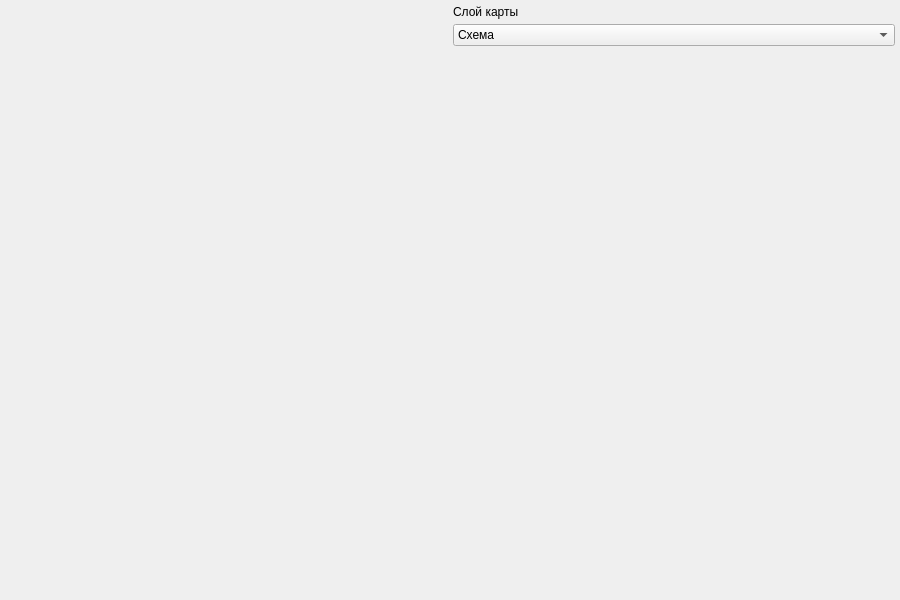
KirillCodeCreator/MapApiYandex, file main.ui: the form before one commit.
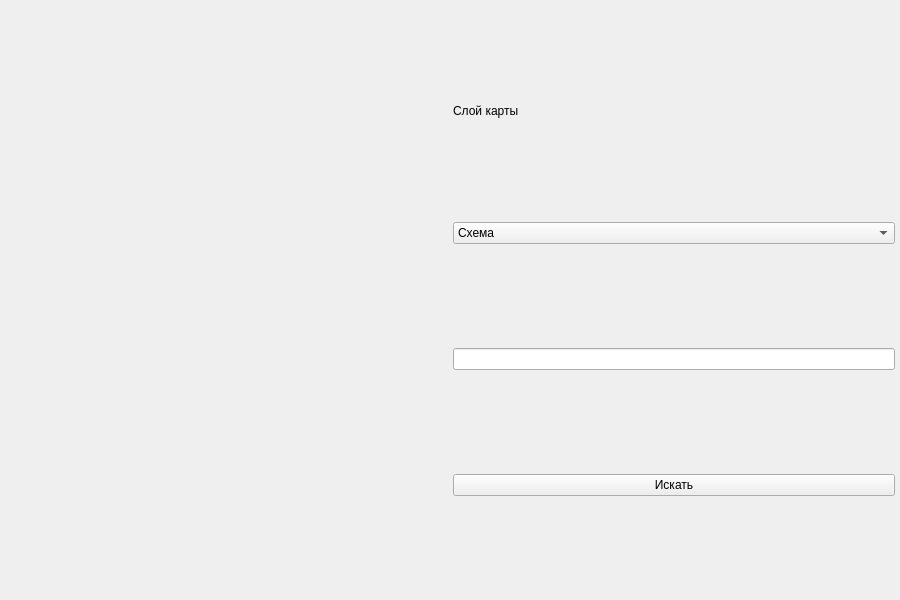
The form after the commit.

The edit to the form file:
```diff
--- a/main.ui
+++ b/main.ui
@@ -62,7 +62,7 @@
      </widget>
     </item>
     <item>
-     <layout class="QVBoxLayout" name="options_layout" stretch="0,0,0">
+     <layout class="QVBoxLayout" name="options_layout" stretch="0,0,0,0,0,0,0">
       <property name="spacing">
        <number>5</number>
       </property>
@@ -80,9 +80,6 @@
         <property name="text">
          <string>Слой карты</string>
         </property>
-        <property name="alignment">
-         <set>Qt::AlignLeading|Qt::AlignLeft|Qt::AlignTop</set>
-        </property>
        </widget>
       </item>
       <item>
@@ -114,17 +111,27 @@
        </widget>
       </item>
       <item>
-       <spacer name="verticalSpacer">
-        <property name="orientation">
-         <enum>Qt::Vertical</enum>
+       <widget class="QLineEdit" name="address_input">
+        <property name="sizePolicy">
+         <sizepolicy hsizetype="Minimum" vsizetype="Fixed">
+          <horstretch>0</horstretch>
+          <verstretch>0</verstretch>
+         </sizepolicy>
         </property>
-        <property name="sizeHint" stdset="0">
-         <size>
-          <width>20</width>
-          <height>40</height>
-         </size>
+        <property name="focusPolicy">
+         <enum>Qt::StrongFocus</enum>
         </property>
-       </spacer>
+       </widget>
+      </item>
+      <item>
+       <widget class="QPushButton" name="find_button">
+        <property name="focusPolicy">
+         <enum>Qt::NoFocus</enum>
+        </property>
+        <property name="text">
+         <string>Искать</string>
+        </property>
+       </widget>
       </item>
      </layout>
     </item>
```
Left out of the diff: 2 changed lines with no effect on the pictures.
